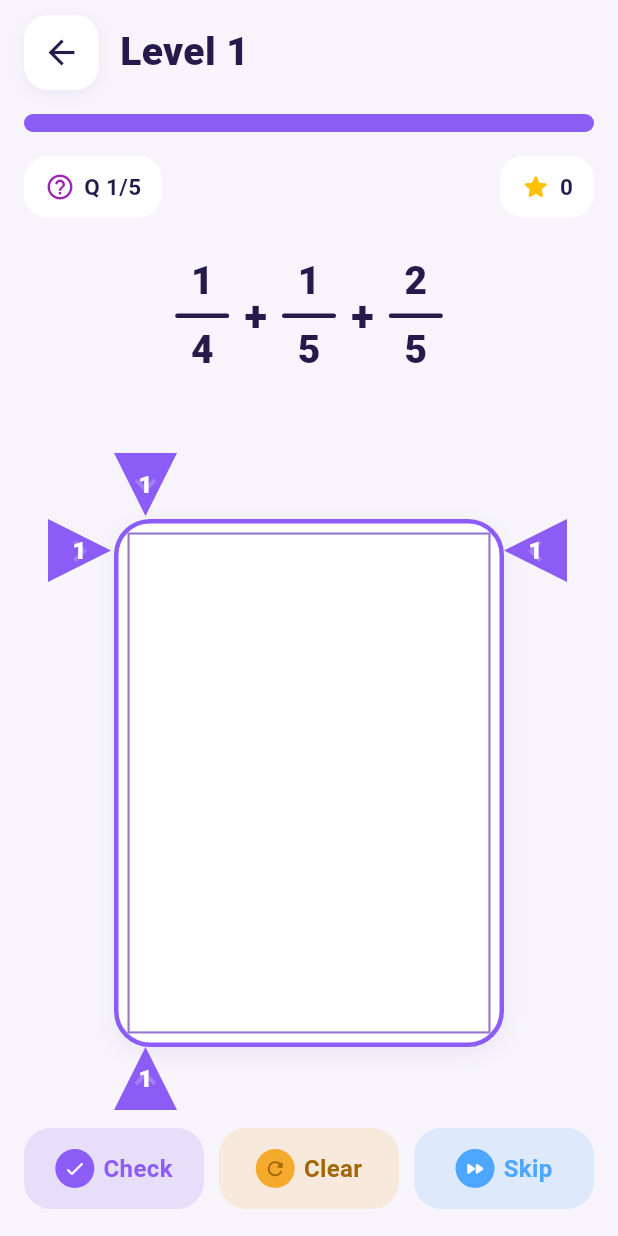
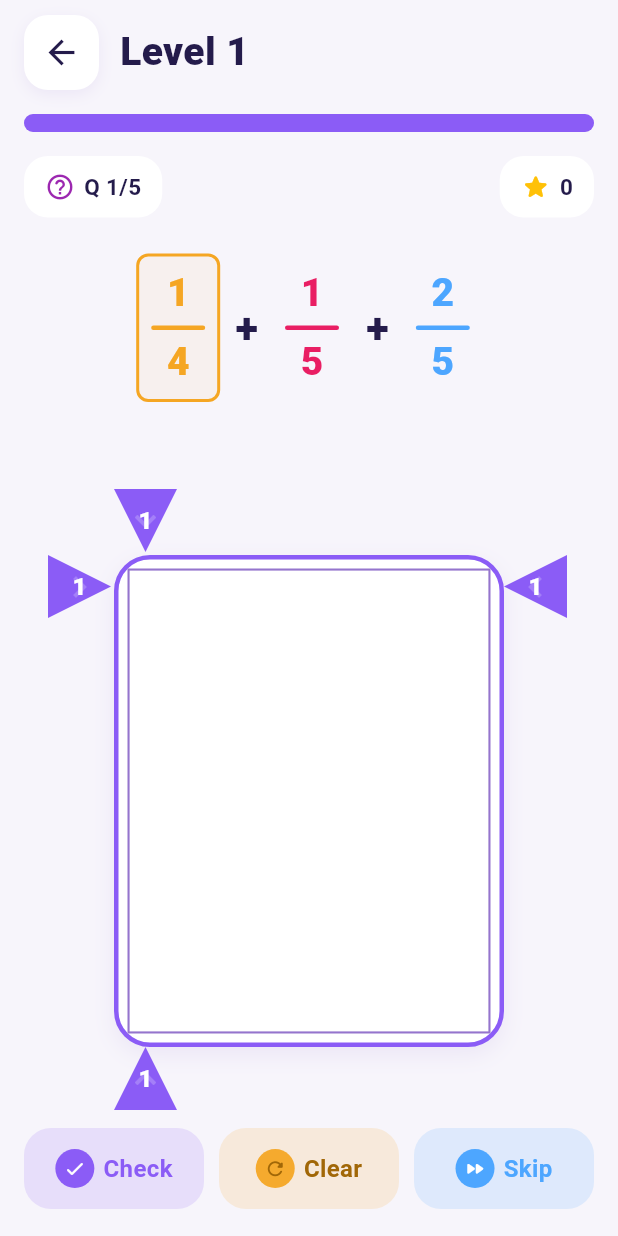
Before and after one commit to SyalbiaNoor/Simple-Maths-Mobile-Game, a Flutter app: the screen it shows after launch, after a tap on "Level 1", on a phone screen of 412 x 824 dp. Run offline on Flutter 3.47's test engine with Material 3 defaults, Android fonts, the phone set to English and light mode, and no system bars; our stand-ins replace get.

Commit message:
added fraction color

```diff
--- a/lib/controllers/game_controller.dart
+++ b/lib/controllers/game_controller.dart
@@ -11,7 +11,14 @@ class GameController extends GetxController {
 
   Rx<QuestionModel?> currentQuestion = Rx<QuestionModel?>(null);
 
-  RxList<bool> selectedCells = <bool>[].obs;
+  // For visualization we keep an assigned owner per cell (which fraction it belongs to)
+  RxList<int?> assignedCells = <int?>[].obs;
+
+  // active fraction index selected by the user for tapping/selecting
+  RxInt activeFraction = 0.obs;
+
+  // expected counts per fraction (based on proportional assignment)
+  List<int> expectedCounts = [];
 
   RxString resultMessage = ''.obs;
 
@@ -27,6 +34,7 @@ class GameController extends GetxController {
   int maxTime = 300;
 
   Timer? timer;
+  Timer? _messageTimer;
 
   bool timerStarted = false;
 
@@ -98,7 +106,61 @@ class GameController extends GetxController {
   void updateGrid() {
     int totalCells = rows.value * cols.value;
 
-    selectedCells.value = List.generate(totalCells, (_) => false);
+    // initialize per-fraction selected arrays
+    final question = currentQuestion.value;
+
+    if (question != null) {
+      for (var item in question.items) {
+        item.selectedCells.value = List.generate(totalCells, (_) => false);
+      }
+
+      // compute canonical assignment of which cells visually belong to which fraction
+      _computeAssignedCells(totalCells);
+    } else {
+      assignedCells.value = List.generate(totalCells, (_) => null);
+    }
+  }
+
+  void _computeAssignedCells(int totalCells) {
+    final q = currentQuestion.value;
+    if (q == null) {
+      assignedCells.value = List.generate(totalCells, (_) => null);
+      return;
+    }
+
+    // compute exact counts per fraction using floor + distribute remainder by fractional part
+    List<double> exact = q.items.map((e) => e.value * totalCells).toList();
+    List<int> base = exact.map((e) => e.floor()).toList();
+    int baseSum = base.fold(0, (a, b) => a + b);
+    int remainder = totalCells - baseSum;
+
+    List<MapEntry<int, double>> fractional = [];
+    for (int i = 0; i < exact.length; i++) {
+      fractional.add(MapEntry(i, exact[i] - base[i]));
+    }
+
+    fractional.sort((a, b) => b.value.compareTo(a.value));
+
+    List<int> counts = List.from(base);
+    for (int i = 0; i < remainder; i++) {
+      counts[fractional[i].key]++;
+    }
+
+    // build assignedCells sequentially so each fraction occupies contiguous cells
+    List<int?> owners = List<int?>.filled(totalCells, null);
+    int cursor = 0;
+    for (int fi = 0; fi < counts.length; fi++) {
+      for (int j = 0; j < counts[fi]; j++) {
+        if (cursor >= totalCells) break;
+        owners[cursor++] = fi;
+      }
+    }
+
+    // leave remaining as null (if any)
+    assignedCells.value = owners;
+
+    // store expected counts for later validation
+    expectedCounts = counts;
   }
 
   void updateColumnsFromDrag(double dx) {
@@ -140,7 +202,12 @@ class GameController extends GetxController {
   void toggleCell(int index) {
     startTimer();
 
-    selectedCells[index] = !selectedCells[index];
+    final q = currentQuestion.value;
+    if (q == null) return;
+
+    int fi = activeFraction.value.clamp(0, q.items.length - 1);
+
+    q.items[fi].selectedCells[index] = !q.items[fi].selectedCells[index];
   }
 
   void startDragging() {
@@ -156,17 +223,44 @@ class GameController extends GetxController {
 
     startTimer();
 
-    selectedCells[index] = true;
+    final q = currentQuestion.value;
+    if (q == null) return;
+
+    int fi = activeFraction.value.clamp(0, q.items.length - 1);
+
+    q.items[fi].selectedCells[index] = true;
   }
 
   void clearSelection() {
-    for (int i = 0; i < selectedCells.length; i++) {
-      selectedCells[i] = false;
+    final q = currentQuestion.value;
+    if (q == null) return;
+
+    for (var item in q.items) {
+      for (int i = 0; i < item.selectedCells.length; i++) {
+        item.selectedCells[i] = false;
+      }
     }
   }
 
   int get selectedCount {
-    return selectedCells.where((cell) => cell).length;
+    final q = currentQuestion.value;
+    if (q == null) return 0;
+
+    int total = 0;
+    int totalCells = rows.value * cols.value;
+
+    for (int i = 0; i < totalCells; i++) {
+      bool any = false;
+      for (var item in q.items) {
+        if (item.selectedCells.length > i && item.selectedCells[i]) {
+          any = true;
+          break;
+        }
+      }
+      if (any) total++;
+    }
+
+    return total;
   }
 
   void checkAnswer() {
@@ -176,11 +270,45 @@ class GameController extends GetxController {
 
     int totalCells = rows.value * cols.value;
 
+    // Validate per-fraction selections against expected counts
+    if (expectedCounts.length != question.items.length) {
+      // fallback to previous total-based validation
       double target = question.totalValue;
-
       double selectedFraction = selectedCount / totalCells;
 
       if ((selectedFraction - target).abs() < 0.01) {
+        _handleCorrect();
+      } else {
+        _handleWrong();
+      }
+
+      return;
+    }
+
+    // Check each fraction's selected count matches the expected count
+    bool allMatch = true;
+    List<int> mismatches = [];
+
+    for (int i = 0; i < question.items.length; i++) {
+      final item = question.items[i];
+      int selectedFor = item.selectedCells.where((s) => s).length;
+      int expected = expectedCounts[i];
+
+      if (selectedFor != expected) {
+        allMatch = false;
+        mismatches.add(i);
+      }
+    }
+
+    if (allMatch) {
+      _handleCorrect();
+    } else {
+      // centralize wrong handling (decrements chances, sets message and timer)
+      _handleWrong();
+    }
+  }
+
+  void _handleCorrect() {
     resultMessage.value = "Correct!";
 
     if (level == 1) {
@@ -192,18 +320,28 @@ class GameController extends GetxController {
     Future.delayed(const Duration(seconds: 1), () {
       nextQuestion();
     });
-    } else {
+  }
+
+  void _handleWrong() {
     remainingChances--;
 
+    // Show message depending on remaining chances
     if (remainingChances > 0) {
-        resultMessage.value = "Wrong! $remainingChances chance left";
+      final String plural = remainingChances > 1 ? 's' : '';
+      resultMessage.value = "Wrong! $remainingChances more chance$plural";
+
+      // cancel any existing message timer
+      _messageTimer?.cancel();
+      _messageTimer = Timer(const Duration(seconds: 2), () {
+        resultMessage.value = '';
+      });
     } else {
+      // last chance used up
       resultMessage.value = "Wrong!";
 
       Future.delayed(const Duration(seconds: 2), () {
         nextQuestion();
       });
-      }
     }
   }
 
--- a/lib/models/question_model.dart
+++ b/lib/models/question_model.dart
@@ -1,22 +1,28 @@
+import 'package:flutter/material.dart';
+import 'package:get/get.dart';
+
 class FractionItem {
   final int numerator;
   final int denominator;
+  final Color color;
+
+  // selectedCells will be initialized by the controller when grid size is known
+  // It is stored as an RxList so the UI can react to changes.
+  RxList<bool> selectedCells = <bool>[].obs;
 
   FractionItem({
     required this.numerator,
     required this.denominator,
+    required this.color,
   });
 
-  double get value =>
-      numerator / denominator;
+  double get value => numerator / denominator;
 }
 
 class QuestionModel {
   final List<FractionItem> items;
 
-  QuestionModel({
-    required this.items,
-  });
+  QuestionModel({required this.items});
 
   double get totalValue {
     double total = 0;
@@ -30,10 +36,7 @@ class QuestionModel {
 
   String get expression {
     return items
-        .map(
-          (item) =>
-              "${item.numerator}/${item.denominator}",
-        )
+        .map((item) => "${item.numerator}/${item.denominator}")
         .join(" + ");
   }
 }
--- a/lib/pages/game_page.dart
+++ b/lib/pages/game_page.dart
@@ -2,6 +2,7 @@ import 'package:flutter/material.dart';
 import 'package:get/get.dart';
 
 import '../controllers/game_controller.dart';
+import '../models/question_model.dart';
 
 class GamePage extends StatelessWidget {
   const GamePage({super.key});
@@ -112,7 +113,7 @@ class GamePage extends StatelessWidget {
                 // =========================
                 Column(
                   children: [
-                    _buildQuestionWidget(controller, question.expression),
+                    _buildQuestionWidget(controller, question),
 
                     const SizedBox(height: 4),
 
@@ -138,6 +139,8 @@ class GamePage extends StatelessWidget {
                 ),
 
                 const SizedBox(height: 12),
+
+                // Fraction chips removed — fractions are selectable by tapping the fraction itself above
 
                 // =========================
                 // TOP HANDLE
@@ -240,9 +243,9 @@ class GamePage extends StatelessWidget {
                             ) {
                               return Expanded(
                                 child: Row(
-                                  children: List.generate(
-                                    controller.cols.value,
-                                    (col) {
+                                  children: List.generate(controller.cols.value, (
+                                    col,
+                                  ) {
                                     int index =
                                         row * controller.cols.value + col;
 
@@ -261,15 +264,35 @@ class GamePage extends StatelessWidget {
                                             ),
                                             margin: const EdgeInsets.all(1),
                                             decoration: BoxDecoration(
-                                                color:
-                                                    controller
-                                                        .selectedCells[index]
-                                                    ? const Color(0xFF8B5CF6)
-                                                    : Colors.white,
+                                              color: () {
+                                                int selectingIndex = -1;
+
+                                                for (
+                                                  int si = 0;
+                                                  si < question.items.length;
+                                                  si++
+                                                ) {
+                                                  final it = question.items[si];
+                                                  if (it.selectedCells.length >
+                                                          index &&
+                                                      it.selectedCells[index]) {
+                                                    selectingIndex = si;
+                                                    break;
+                                                  }
+                                                }
+
+                                                if (selectingIndex != -1) {
+                                                  return question
+                                                      .items[selectingIndex]
+                                                      .color
+                                                      .withOpacity(0.95);
+                                                }
+
+                                                // initially empty white grid
+                                                return Colors.white;
+                                              }(),
                                               border: Border.all(
-                                                  color: const Color(
-                                                    0xFF9575CD,
-                                                  ),
+                                                color: const Color(0xFF9575CD),
                                                 width: 1.4,
                                               ),
                                             ),
@@ -277,8 +300,7 @@ class GamePage extends StatelessWidget {
                                         ),
                                       ),
                                     );
-                                    },
-                                  ),
+                                  }),
                                 ),
                               );
                             }),
@@ -417,22 +439,32 @@ class GamePage extends StatelessWidget {
 
   static Widget _buildQuestionWidget(
     GameController controller,
-    String expression,
+    QuestionModel question,
   ) {
     bool showAnswer =
         controller.resultMessage.value == "Correct!" ||
         controller.remainingChances == 0;
 
-    List<String> fractions = expression.split('+');
-
     List<Widget> widgets = [];
 
-    for (int i = 0; i < fractions.length; i++) {
-      List<String> parts = fractions[i].trim().split('/');
+    for (int i = 0; i < question.items.length; i++) {
+      final item = question.items[i];
 
-      widgets.add(_fractionWidget(parts[0], parts[1]));
+      widgets.add(
+        GestureDetector(
+          onTap: () {
+            controller.activeFraction.value = i;
+          },
+          child: _fractionWidget(
+            item.numerator.toString(),
+            item.denominator.toString(),
+            item.color,
+            active: controller.activeFraction.value == i,
+          ),
+        ),
+      );
 
-      if (i != fractions.length - 1) {
+      if (i != question.items.length - 1) {
         widgets.add(
           const Padding(
             padding: EdgeInsets.symmetric(horizontal: 10),
@@ -453,22 +485,13 @@ class GamePage extends StatelessWidget {
       int numeratorSum = 0;
       int commonDenominator = 1;
 
-      for (String fraction in fractions) {
-        List<String> parts = fraction.trim().split('/');
-
-        int denominator = int.parse(parts[1]);
-
-        commonDenominator *= denominator;
+      for (var item in question.items) {
+        commonDenominator *= item.denominator;
       }
 
-      for (String fraction in fractions) {
-        List<String> parts = fraction.trim().split('/');
-
-        int numerator = int.parse(parts[0]);
-
-        int denominator = int.parse(parts[1]);
-
-        numeratorSum += numerator * (commonDenominator ~/ denominator);
+      for (var item in question.items) {
+        numeratorSum +=
+            item.numerator * (commonDenominator ~/ item.denominator);
       }
 
       int gcdValue = _gcd(numeratorSum, commonDenominator);
@@ -492,27 +515,49 @@ class GamePage extends StatelessWidget {
       );
 
       widgets.add(
-        _fractionWidget(finalNumerator.toString(), finalDenominator.toString()),
+        _fractionWidget(
+          finalNumerator.toString(),
+          finalDenominator.toString(),
+          const Color(0xFF241B4B),
+        ),
       );
     }
 
-    return Wrap(
+    return Column(
+      children: [
+        Wrap(
           alignment: WrapAlignment.center,
           crossAxisAlignment: WrapCrossAlignment.center,
           children: widgets,
+        ),
+        const SizedBox(height: 8),
+        // No legend: the fraction is shown directly above and is tappable
+      ],
     );
   }
 
-  static Widget _fractionWidget(String numerator, String denominator) {
-    return Column(
+  static Widget _fractionWidget(
+    String numerator,
+    String denominator,
+    Color color, {
+    bool active = false,
+  }) {
+    return Container(
+      padding: const EdgeInsets.symmetric(horizontal: 8, vertical: 6),
+      decoration: BoxDecoration(
+        borderRadius: BorderRadius.circular(8),
+        border: active ? Border.all(color: color, width: 2) : null,
+        color: active ? color.withOpacity(0.06) : Colors.transparent,
+      ),
+      child: Column(
         mainAxisSize: MainAxisSize.min,
         children: [
           Text(
             numerator,
-          style: const TextStyle(
+            style: TextStyle(
               fontSize: 26,
               fontWeight: FontWeight.w900,
-            color: Color(0xFF241B4B),
+              color: color,
             ),
           ),
 
@@ -521,20 +566,21 @@ class GamePage extends StatelessWidget {
             height: 3,
             margin: const EdgeInsets.symmetric(vertical: 3),
             decoration: BoxDecoration(
-            color: const Color(0xFF241B4B),
+              color: color,
               borderRadius: BorderRadius.circular(10),
             ),
           ),
 
           Text(
             denominator,
-          style: const TextStyle(
+            style: TextStyle(
               fontSize: 26,
               fontWeight: FontWeight.w900,
-            color: Color(0xFF241B4B),
+              color: color,
             ),
           ),
         ],
+      ),
     );
   }
 
--- a/lib/utils/question_generator.dart
+++ b/lib/utils/question_generator.dart
@@ -1,4 +1,6 @@
 import 'dart:math';
+
+import 'package:flutter/material.dart';
 
 import '../models/question_model.dart';
 
@@ -23,7 +25,20 @@ class QuestionGenerator {
 
         numerator = random.nextInt(denominator) + 1;
 
-        items.add(FractionItem(numerator: numerator, denominator: denominator));
+        // assign distinct colors to each fraction (order: orange, pink, blue)
+        final List<Color> palette = [
+          const Color(0xFFF5A623),
+          const Color(0xFFE91E63),
+          const Color(0xFF4DA6FF),
+        ];
+
+        items.add(
+          FractionItem(
+            numerator: numerator,
+            denominator: denominator,
+            color: palette[i % palette.length],
+          ),
+        );
       }
 
       double total = 0;
```
Lines whose indentation alone changed are shown as unchanged.
